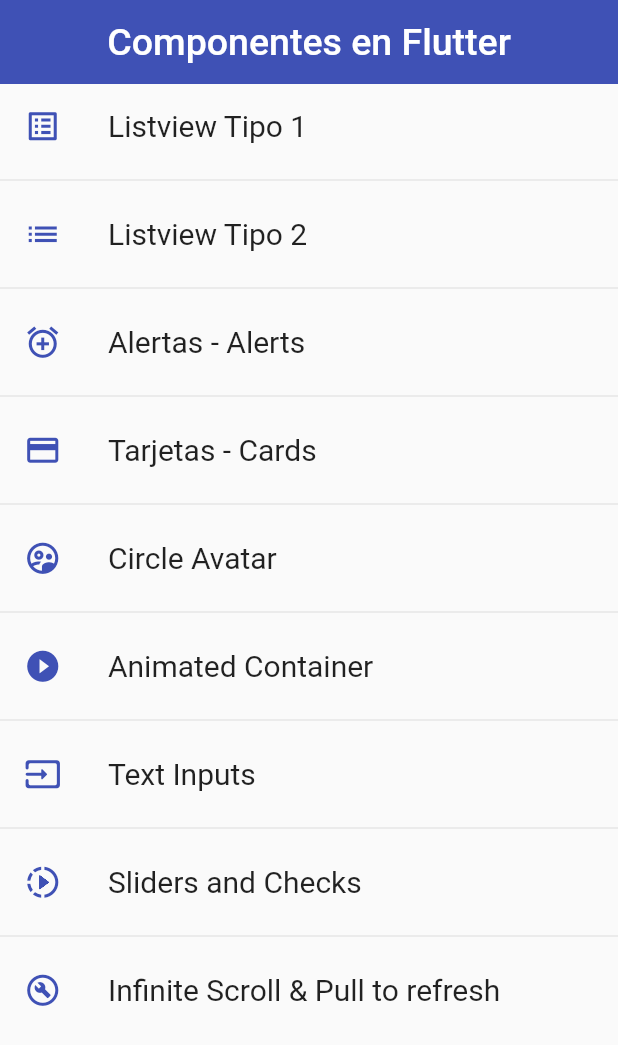
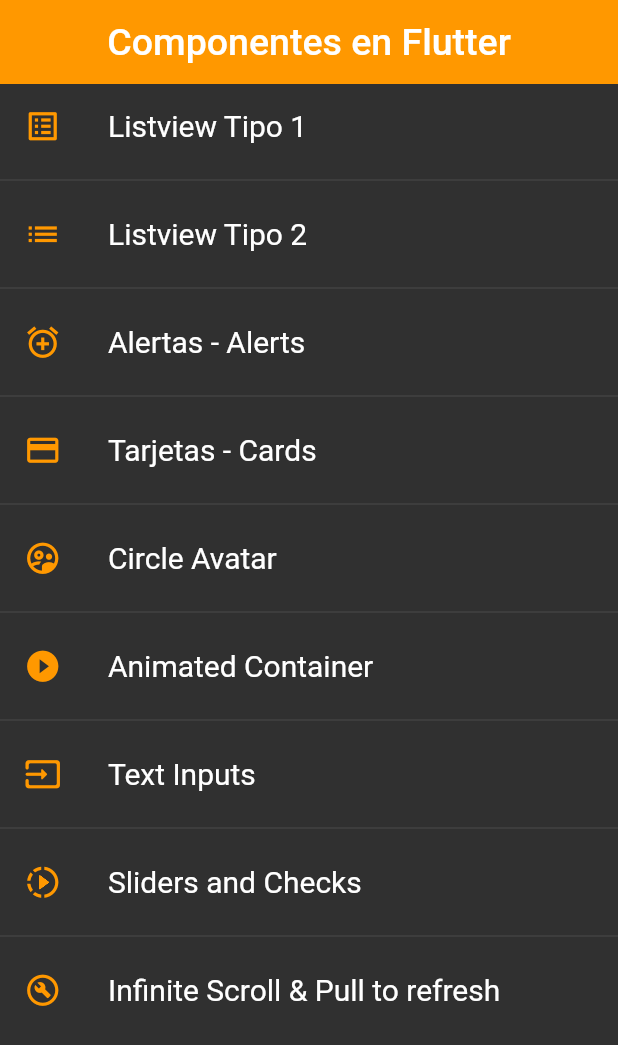
Before and after one commit to chicho69-cesar/flutter-components-app, a Flutter app: the screen it shows after launch, on a phone screen of 412 x 824 dp. Shown: the top 1045 px of the screen. Run offline on Flutter 3.47's test engine with Material 2 defaults, Android fonts, the phone set to English and light mode, and no system bars.

Commit message:
Create Halloween theme

```diff
--- a/lib/main.dart
+++ b/lib/main.dart
@@ -17,7 +17,8 @@ class MyApp extends StatelessWidget {
       initialRoute: AppRoutes.initialRoute,
       routes: AppRoutes.getAppRoutes(),
       onGenerateRoute: AppRoutes.onGenerateRoute,
-      theme: AppTheme.lightTheme,
+      // theme: AppTheme.lightTheme,
+      theme: AppTheme.halloweenTheme,
     );
   }
 }
--- a/lib/theme/app_theme.dart
+++ b/lib/theme/app_theme.dart
@@ -1,7 +1,8 @@
 import 'package:flutter/material.dart';
 
 class AppTheme {
-  static const Color primary = Colors.indigo;
+  // static const Color primary = Colors.indigo;
+  static const Color primary = Colors.orange;
 
   static final ThemeData lightTheme = ThemeData.light().copyWith(
     // Color primario
@@ -80,4 +81,68 @@ class AppTheme {
     // Scaffold
     scaffoldBackgroundColor: Colors.black
   );
+
+  static final ThemeData halloweenTheme = ThemeData.dark().copyWith(
+    // Color primario
+    primaryColor: primary,
+
+    // Appbar Theme
+    appBarTheme: const AppBarTheme(
+      color: primary,
+      elevation: 0,
+      iconTheme: IconThemeData(
+        size: 25,
+        color: Colors.white
+      )
+    ),
+
+    textButtonTheme: TextButtonThemeData(
+      style: TextButton.styleFrom(primary: primary),
+    ),
+
+    floatingActionButtonTheme: const FloatingActionButtonThemeData(
+      backgroundColor: primary,
+      elevation: 5,
+    ),
+
+    elevatedButtonTheme: ElevatedButtonThemeData(
+      style: ElevatedButton.styleFrom(
+        primary: AppTheme.primary,
+        shape: const StadiumBorder(),
+        elevation: 10,
+        padding: const EdgeInsets.symmetric(vertical: 10, horizontal: 45),
+      )
+    ),
+
+    inputDecorationTheme: const InputDecorationTheme(
+      floatingLabelStyle: TextStyle(
+        color: primary,
+        fontSize: 18,
+      ),
+      enabledBorder: OutlineInputBorder(
+        borderSide: BorderSide(
+          color: primary
+        ),
+        borderRadius: BorderRadius.only(
+          topRight: Radius.circular(10),
+          bottomLeft: Radius.circular(10)
+        ),
+      ),
+      focusedBorder: OutlineInputBorder(
+        borderSide: BorderSide(
+          color: primary
+        ),
+        borderRadius: BorderRadius.only(
+          topRight: Radius.circular(10),
+          bottomLeft: Radius.circular(10)
+        ),
+      ),
+      border: OutlineInputBorder(
+        borderRadius: BorderRadius.only(
+          topRight: Radius.circular(10),
+          bottomLeft: Radius.circular(10)
+        )
+      ),
+    ),
+  );
 }
```
